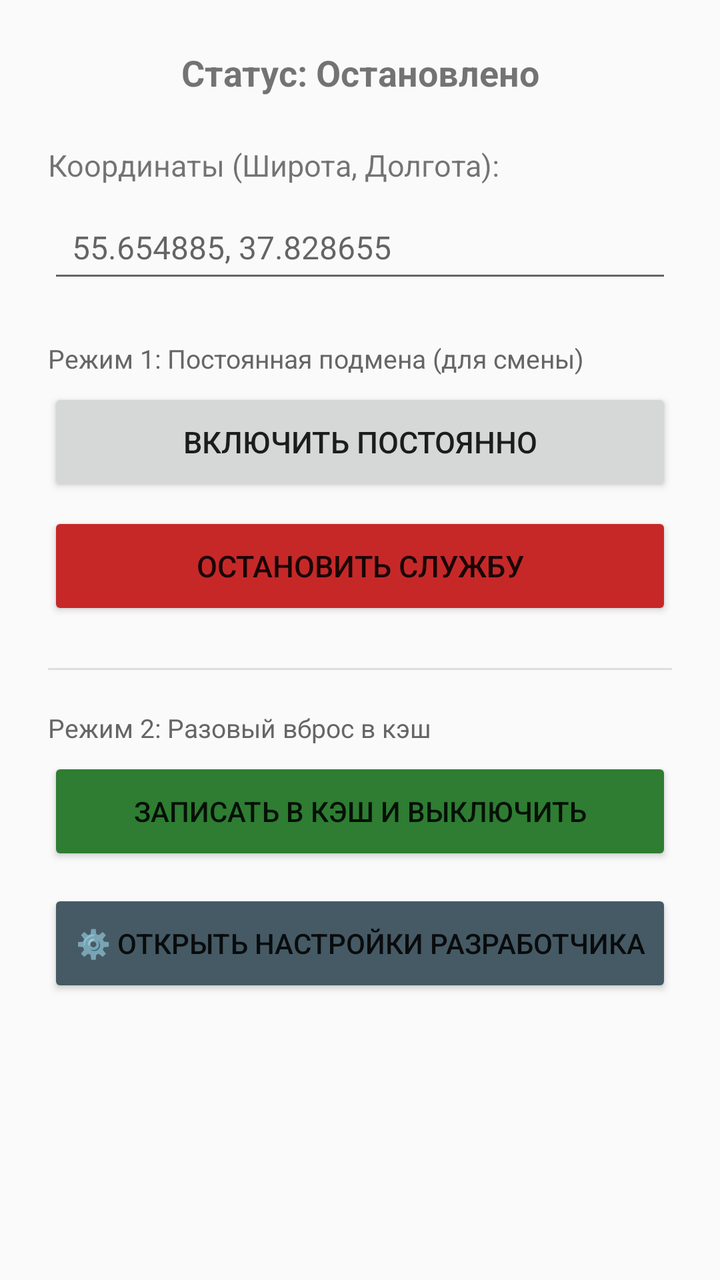
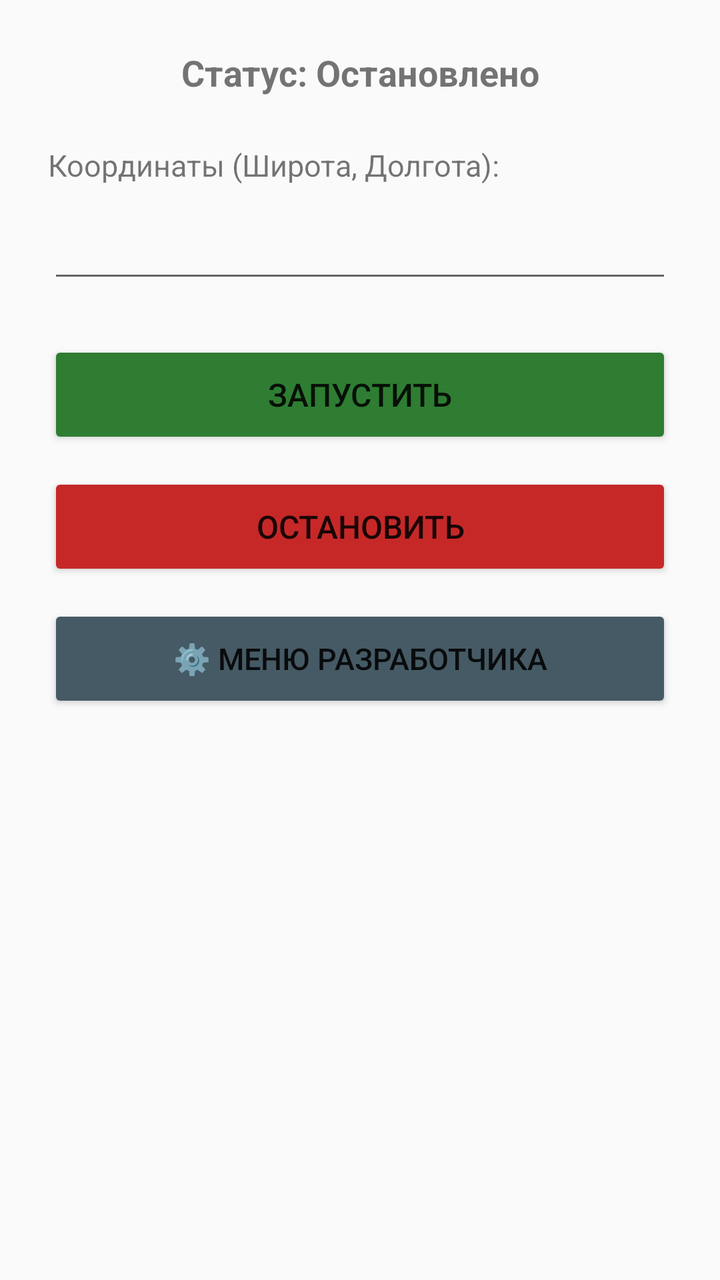

Before-and-after screenshots of an Android layout around one commit, followed by the original layout XML and the change that was made.
<!-- AndroidManifest.xml: application theme Theme.AppCompat.Light.DarkActionBar -->
<!-- res/layout/activity_main.xml -->
<?xml version="1.0" encoding="utf-8"?>
<ScrollView xmlns:android="http://schemas.android.com/apk/res/android"
    android:layout_width="match_parent"
    android:layout_height="match_parent"
    android:fillViewport="true">

    <LinearLayout
        android:layout_width="match_parent"
        android:layout_height="wrap_content"
        android:orientation="vertical"
        android:padding="24dp"
        android:gravity="center_horizontal">

        <TextView
            android:id="@+id/tvStatus"
            android:layout_width="match_parent"
            android:layout_height="wrap_content"
            android:text="Статус: Остановлено"
            android:textSize="18sp"
            android:textStyle="bold"
            android:gravity="center"
            android:layout_marginBottom="24dp"/>

        <TextView
            android:layout_width="match_parent"
            android:layout_height="wrap_content"
            android:text="Координаты (Широта, Долгота):"
            android:textSize="15sp"
            android:layout_marginBottom="8dp"/>

        <EditText
            android:id="@+id/etCoordinates"
            android:layout_width="match_parent"
            android:layout_height="wrap_content"
            android:hint="55.654885, 37.828655"
            android:inputType="text"
            android:textSize="16sp"
            android:padding="12dp"
            android:layout_marginBottom="24dp"/>

        
        <TextView
            android:layout_width="match_parent"
            android:layout_height="wrap_content"
            android:text="Режим 1: Постоянная подмена (для смены)"
            android:textSize="13sp"
            android:textColor="#666666"
            android:layout_marginBottom="6dp"/>

        <Button
            android:id="@+id/btnStart"
            android:layout_width="match_parent"
            android:layout_height="54dp"
            android:text="ВКЛЮЧИТЬ ПОСТОЯННО"
            android:textSize="15sp"
            android:layout_marginBottom="8dp"/>

        <Button
            android:id="@+id/btnStop"
            android:layout_width="match_parent"
            android:layout_height="54dp"
            android:text="ОСТАНОВИТЬ СЛУЖБУ"
            android:textSize="15sp"
            android:backgroundTint="#C62828"
            android:layout_marginBottom="24dp"/>

        
        <View
            android:layout_width="match_parent"
            android:layout_height="1dp"
            android:background="#DDDDDD"
            android:layout_marginBottom="20dp"/>

        
        <TextView
            android:layout_width="match_parent"
            android:layout_height="wrap_content"
            android:text="Режим 2: Разовый вброс в кэш"
            android:textSize="13sp"
            android:textColor="#666666"
            android:layout_marginBottom="6dp"/>

        <Button
            android:id="@+id/btnFreeze"
            android:layout_width="match_parent"
            android:layout_height="54dp"
            android:text="ЗАПИСАТЬ В КЭШ И ВЫКЛЮЧИТЬ"
            android:textSize="14sp"
            android:backgroundTint="#2E7D32"
            android:layout_marginBottom="12dp"/>

        <Button
            android:id="@+id/btnOpenDev"
            android:layout_width="match_parent"
            android:layout_height="54dp"
            android:text="⚙️ ОТКРЫТЬ НАСТРОЙКИ РАЗРАБОТЧИКА"
            android:textSize="14sp"
            android:backgroundTint="#455A64"/>

    </LinearLayout>
</ScrollView>
<!-- resources referenced by this layout -->
<resources>

</resources>

<!-- the commit's change to res/layout/activity_main.xml (unified diff, before → after) -->
@@ -32,69 +32,36 @@
             android:id="@+id/etCoordinates"
             android:layout_width="match_parent"
             android:layout_height="wrap_content"
-            android:hint="55.654885, 37.828655"
+            android:hint=""
             android:inputType="text"
             android:textSize="16sp"
             android:padding="12dp"
             android:layout_marginBottom="24dp"/>
 
-        
-        <TextView
-            android:layout_width="match_parent"
-            android:layout_height="wrap_content"
-            android:text="Режим 1: Постоянная подмена (для смены)"
-            android:textSize="13sp"
-            android:textColor="#666666"
-            android:layout_marginBottom="6dp"/>
-
         <Button
             android:id="@+id/btnStart"
             android:layout_width="match_parent"
             android:layout_height="54dp"
-            android:text="ВКЛЮЧИТЬ ПОСТОЯННО"
-            android:textSize="15sp"
-            android:layout_marginBottom="8dp"/>
+            android:text="ЗАПУСТИТЬ"
+            android:textSize="16sp"
+            android:backgroundTint="#2E7D32"
+            android:layout_marginBottom="12dp"/>
 
         <Button
             android:id="@+id/btnStop"
             android:layout_width="match_parent"
             android:layout_height="54dp"
-            android:text="ОСТАНОВИТЬ СЛУЖБУ"
-            android:textSize="15sp"
+            android:text="ОСТАНОВИТЬ"
+            android:textSize="16sp"
             android:backgroundTint="#C62828"
-            android:layout_marginBottom="24dp"/>
-
-        
-        <View
-            android:layout_width="match_parent"
-            android:layout_height="1dp"
-            android:background="#DDDDDD"
-            android:layout_marginBottom="20dp"/>
-
-        
-        <TextView
-            android:layout_width="match_parent"
-            android:layout_height="wrap_content"
-            android:text="Режим 2: Разовый вброс в кэш"
-            android:textSize="13sp"
-            android:textColor="#666666"
-            android:layout_marginBottom="6dp"/>
-
-        <Button
-            android:id="@+id/btnFreeze"
-            android:layout_width="match_parent"
-            android:layout_height="54dp"
-            android:text="ЗАПИСАТЬ В КЭШ И ВЫКЛЮЧИТЬ"
-            android:textSize="14sp"
-            android:backgroundTint="#2E7D32"
             android:layout_marginBottom="12dp"/>
 
         <Button
             android:id="@+id/btnOpenDev"
             android:layout_width="match_parent"
             android:layout_height="54dp"
-            android:text="⚙️ ОТКРЫТЬ НАСТРОЙКИ РАЗРАБОТЧИКА"
-            android:textSize="14sp"
+            android:text="⚙️ МЕНЮ РАЗРАБОТЧИКА"
+            android:textSize="15sp"
             android:backgroundTint="#455A64"/>
 
     </LinearLayout>
